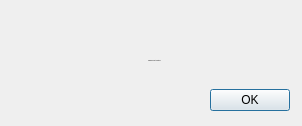
Old version of the form DesktopApp/twolinesdialog.ui in the repository michaelfong2017/landmark-annotator-desktop.
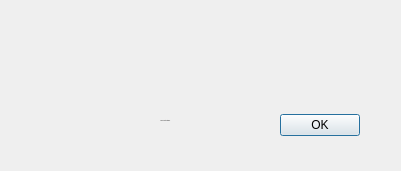
New version of the form.

Commit message: Slight adjustments to Error detection behaviour

Patch:
```diff
--- a/DesktopApp/twolinesdialog.ui
+++ b/DesktopApp/twolinesdialog.ui
@@ -6,8 +6,8 @@
    <rect>
     <x>0</x>
     <y>0</y>
-    <width>302</width>
-    <height>126</height>
+    <width>401</width>
+    <height>171</height>
    </rect>
   </property>
   <property name="windowTitle">
@@ -16,22 +16,25 @@
   <widget class="QDialogButtonBox" name="buttonBox">
    <property name="geometry">
     <rect>
-     <x>130</x>
-     <y>80</y>
-     <width>160</width>
-     <height>40</height>
+     <x>260</x>
+     <y>110</y>
+     <width>120</width>
+     <height>30</height>
     </rect>
    </property>
    <property name="standardButtons">
     <set>QDialogButtonBox::Ok</set>
    </property>
+   <property name="centerButtons">
+    <bool>true</bool>
+   </property>
   </widget>
   <widget class="QLabel" name="label_2">
    <property name="geometry">
     <rect>
-     <x>19</x>
-     <y>40</y>
-     <width>271</width>
+     <x>50</x>
+     <y>100</y>
+     <width>231</width>
      <height>41</height>
     </rect>
    </property>
@@ -48,7 +51,7 @@
     <string notr="true">font: 12px &quot;MS Shell Dlg 2&quot;;</string>
    </property>
    <property name="text">
-    <string>Please press OK to continue.</string>
+    <string>Press OK to continue.</string>
    </property>
    <property name="alignment">
     <set>Qt::AlignCenter</set>
@@ -59,8 +62,8 @@
     <rect>
      <x>10</x>
      <y>10</y>
-     <width>281</width>
-     <height>20</height>
+     <width>381</width>
+     <height>71</height>
     </rect>
    </property>
    <property name="layoutDirection">
```
Left out of the diff: 4 changed lines with no effect on the pictures. The commit also changes 2 other files.
